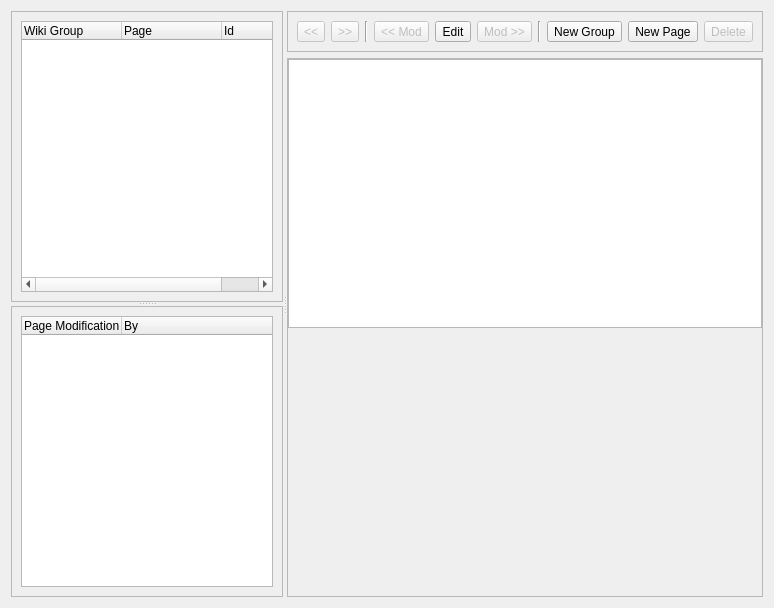
First picture: the form in retroshare-gui/src/gui/WikiPoos/WikiDialog.ui, repository RetroShare/RetroShare, before the edit.
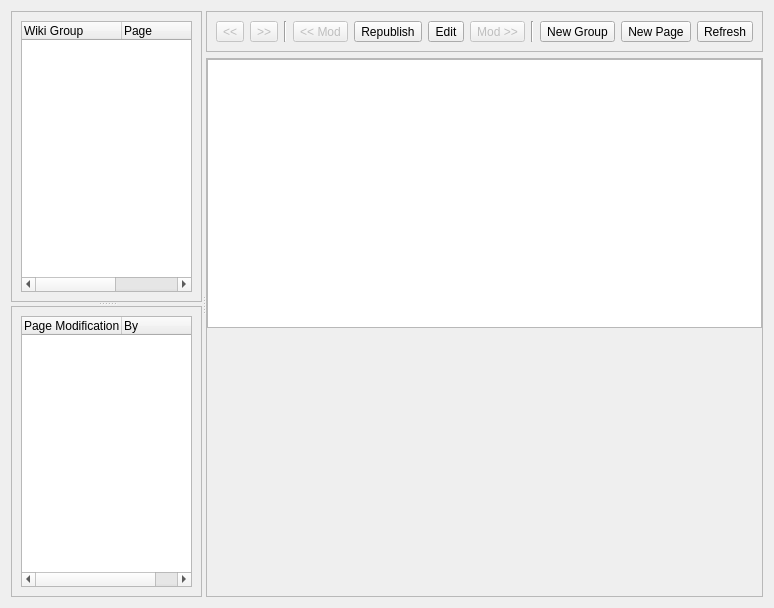
Second picture: the form after the edit.

Commit message: Big Chunk of GUI work.  - Ported Forums to GxsForums. Not functioning yet, waiting on some GXS core functions.  - Fixed up plumbing in Wiki.  - Minor fixes to TokenQueue

```diff
--- a/retroshare-gui/src/gui/WikiPoos/WikiDialog.ui
+++ b/retroshare-gui/src/gui/WikiPoos/WikiDialog.ui
@@ -139,6 +139,13 @@
             </property>
            </widget>
           </item>
+          <item>
+           <widget class="QToolButton" name="toolButton_Republish">
+            <property name="text">
+             <string>Republish</string>
+            </property>
+           </widget>
+          </item>
           <item>
            <widget class="QToolButton" name="toolButton_Edit">
             <property name="text">
@@ -180,10 +187,10 @@
           <item>
            <widget class="QToolButton" name="toolButton_Delete">
             <property name="enabled">
-             <bool>false</bool>
+             <bool>true</bool>
             </property>
             <property name="text">
-             <string>Delete</string>
+             <string>Refresh</string>
             </property>
            </widget>
           </item>
```
The commit also changes 28 other files.
